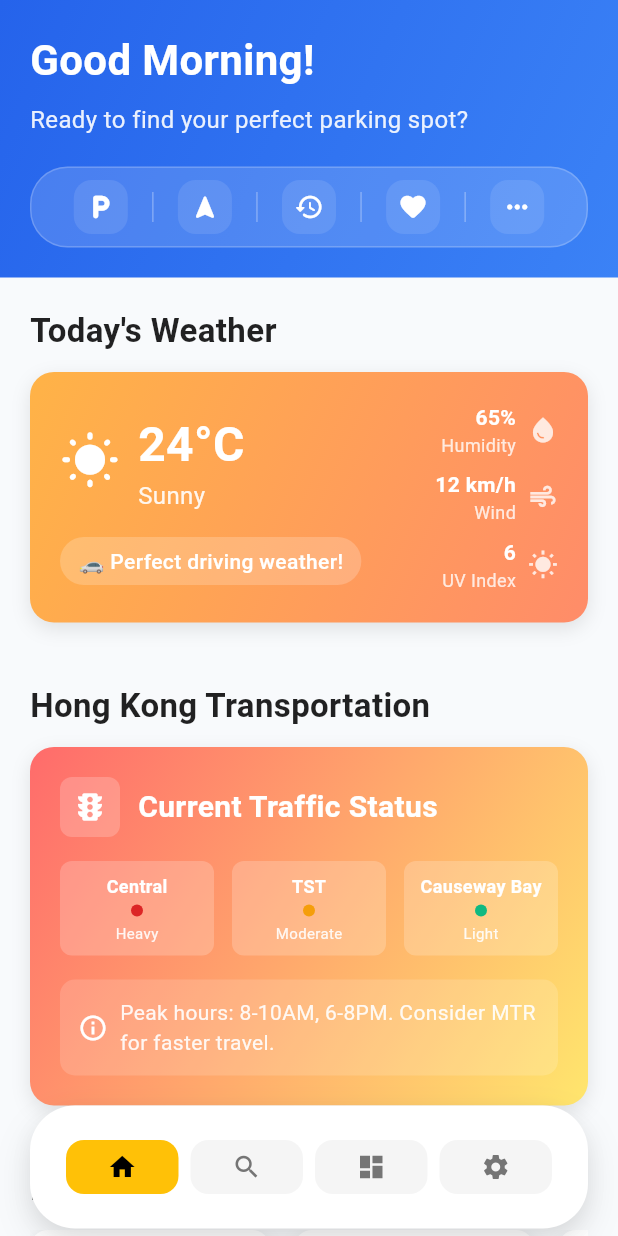
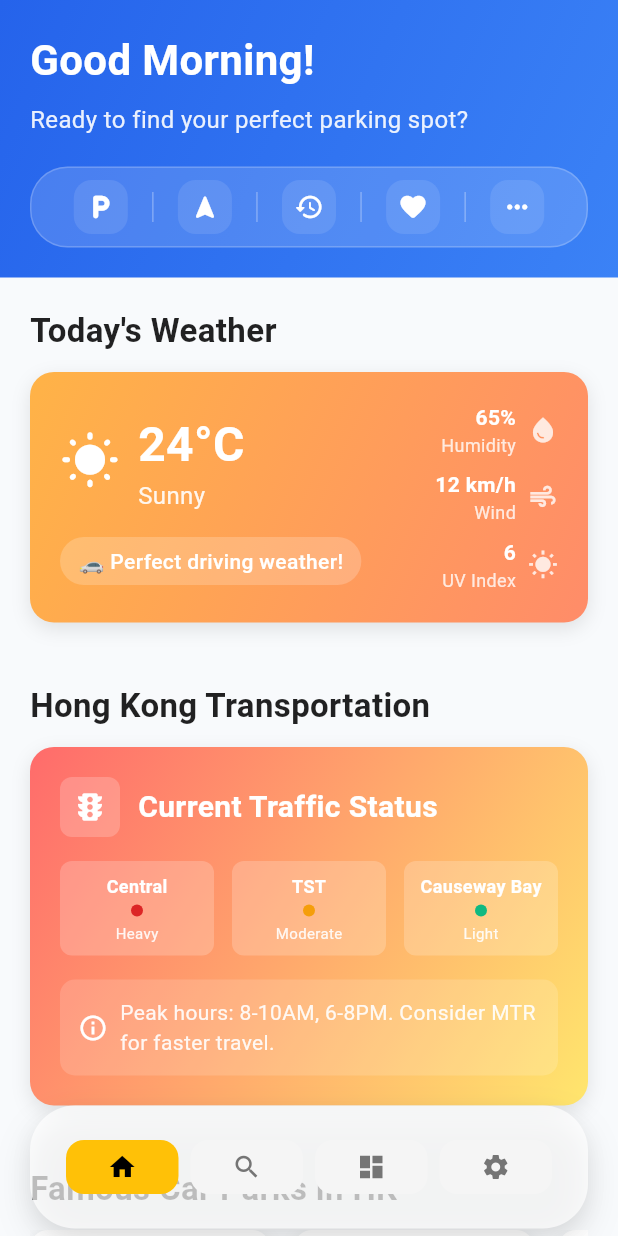
Before and after one commit to yky32/depozio-app, a Flutter app: the screen it shows after launch, on a phone screen of 412 x 824 dp. Run offline on Flutter 3.47's test engine with Material 3 defaults, Android fonts, the phone set to English and light mode, and no system bars; our stand-ins replace dio, equatable, flutter_bloc, flutter_dotenv, flutter_form_builder, flutter_secure_storage and 3 more; network calls fail.

Commit message:
fix backround white

```diff
--- a/lib/widgets/nav_bar/nav_bar_members_widget.dart
+++ b/lib/widgets/nav_bar/nav_bar_members_widget.dart
@@ -17,7 +17,7 @@ class NavBarMembersWidget extends StatelessWidget {
       margin: const EdgeInsets.fromLTRB(20, 0, 20, 20), // No top margin
       padding: const EdgeInsets.symmetric(horizontal: 20, vertical: 15),
       decoration: BoxDecoration(
-        color: Colors.white,
+        color: Colors.white70,
         borderRadius: BorderRadius.circular(30),
         boxShadow: [
           BoxShadow(
--- a/lib/widgets/scaffold_with_nav_bar.dart
+++ b/lib/widgets/scaffold_with_nav_bar.dart
@@ -14,7 +14,6 @@ class ScaffoldWithNavBar extends StatelessWidget {
   Widget build(BuildContext context) {
     return Scaffold(
       extendBody: true, // Extend body behind bottom navigation
-      backgroundColor: Colors.white, // Set to match page background
       body: Stack(
         children: [
           // Main content - let it extend fully
```
